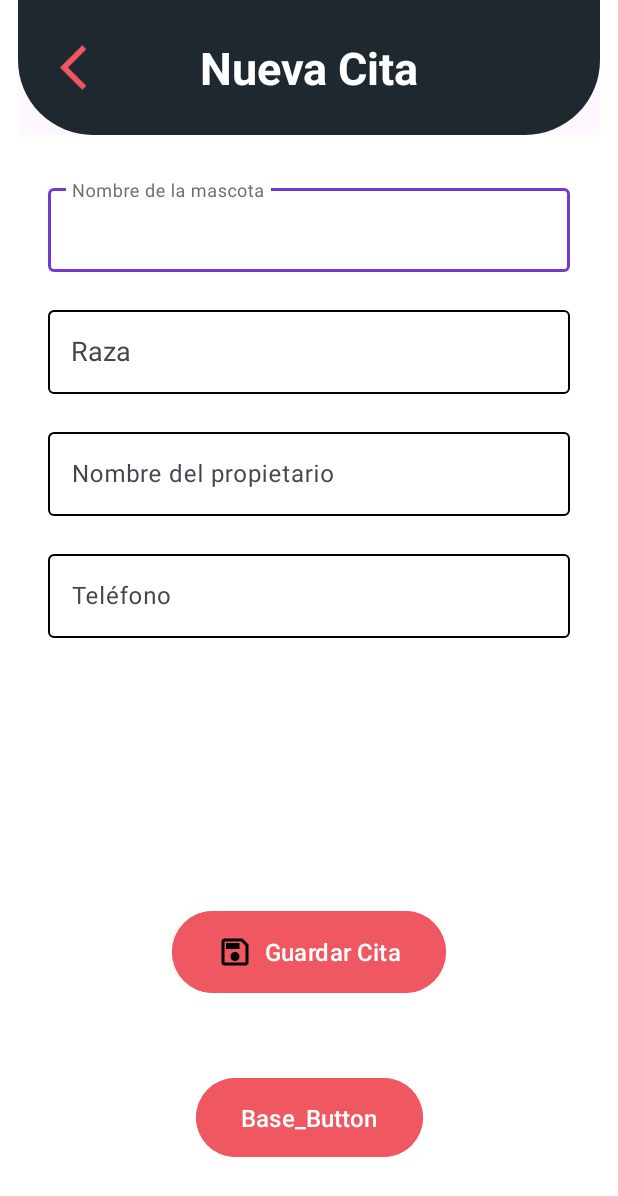
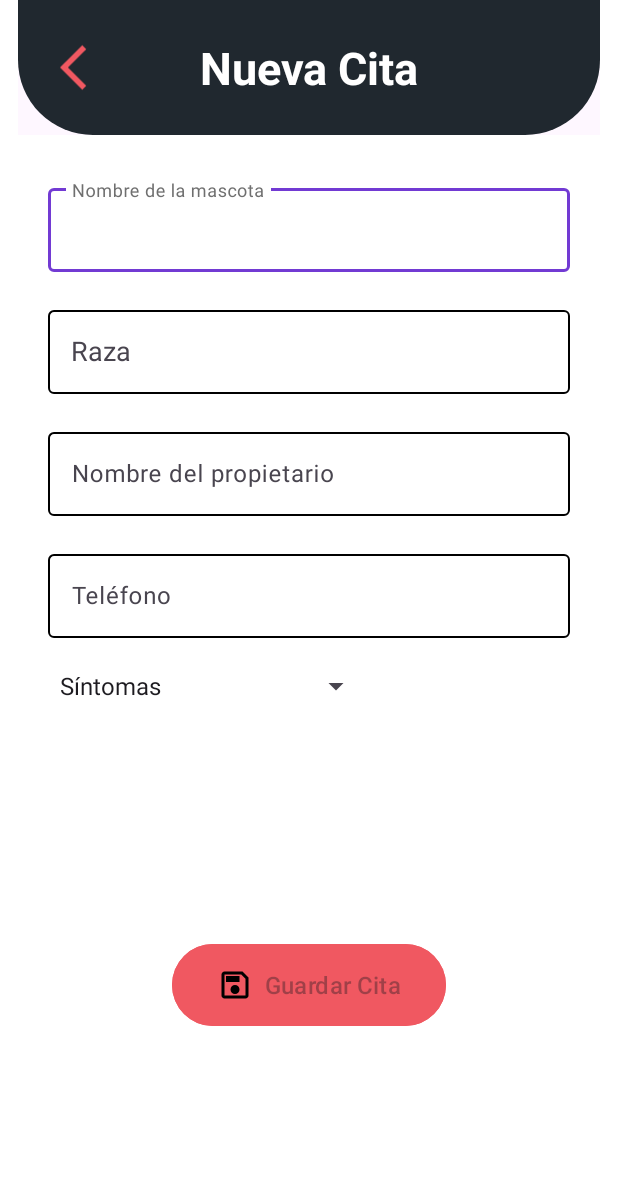
Before and after one commit to lauubetancourt/equipoDieciseis, an Android app: the screen it shows after launch (MainActivity), on a phone screen of 412 x 824 dp. Shown: the top 1196 px of the screen. Run offline under Robolectric (Android 15) with nearby library versions, the phone set to English and light mode, and no system bars; our stand-ins replace data binding.

Commit message:
add symptoms and photo columns to the db, add list of symptoms to the UI  and functions to validate data

```diff
--- a/app/src/main/java/com/example/miniproyecto_i/data/AppointmentDB.kt
+++ b/app/src/main/java/com/example/miniproyecto_i/data/AppointmentDB.kt
@@ -7,7 +7,7 @@ import androidx.room.RoomDatabase
 import com.example.miniproyecto_i.model.Appointment
 import com.example.miniproyecto_i.utils.Constants.NAME_BD
 
-@Database(entities = [Appointment::class], version = 1)
+@Database(entities = [Appointment::class], version = 2)
 abstract class AppointmentDB : RoomDatabase() {
     abstract fun appointmentDao(): AppointmentDao
 
@@ -17,7 +17,8 @@ abstract class AppointmentDB : RoomDatabase() {
                 context.applicationContext,
                 AppointmentDB::class.java,
                 NAME_BD
-            ).build()
+            ).fallbackToDestructiveMigration()
+                .build()
         }
     }
 }
--- a/app/src/main/java/com/example/miniproyecto_i/model/Appointment.kt
+++ b/app/src/main/java/com/example/miniproyecto_i/model/Appointment.kt
@@ -12,6 +12,6 @@ data class Appointment(
     val breed: String,
     val ownerName: String,
     val ownerPhone: String,
-    //val sintomas: String
-    //photo
+    val symptoms: String,
+    val photo: String
 ): Serializable
--- a/app/src/main/java/com/example/miniproyecto_i/view/fragment/AddAppointmentFragment.kt
+++ b/app/src/main/java/com/example/miniproyecto_i/view/fragment/AddAppointmentFragment.kt
@@ -1,11 +1,15 @@
 package com.example.miniproyecto_i.view.fragment
 
 import android.os.Bundle
+import android.text.Editable
+import android.text.TextWatcher
 import android.util.Log
 import androidx.fragment.app.Fragment
 import android.view.LayoutInflater
 import android.view.View
 import android.view.ViewGroup
+import android.widget.AdapterView
+import android.widget.ArrayAdapter
 import android.widget.Toast
 import androidx.fragment.app.viewModels
 import com.example.miniproyecto_i.R
@@ -26,28 +30,59 @@ class AddAppointmentFragment : Fragment() {
 
         setupToolBar()
         setupButton()
+        setupSpinner()
         controladores()
-        appointmentViewModel.getListAppointment()
 
         return binding.root
     }
 
     private fun setupToolBar() {
-        val toolBar = binding.contentToolbar.toolbar
         val toolBarTitle = binding.contentToolbar.toolbarTitle
         toolBarTitle.text = "Nueva Cita"
     }
 
+
     private fun setupButton() {
         val addButton = binding.btnSave.baseButton
         addButton.text = "Guardar Cita"
+        addButton.isEnabled = false
         addButton.setCompoundDrawablesWithIntrinsicBounds(R.drawable.ic_save, 0, 0, 0)
     }
 
+    private fun setupSpinner() {
+        val spinner = binding.formulary.spinnerSymptoms
+        val symptoms = listOf(
+            "Síntomas",
+            "Solo duerme",
+            "No come",
+            "Fractura extremidad",
+            "Tiene pulgas",
+            "Tiene garrapatas",
+            "Bota demasiado pelo"
+        )
+
+        val adapter = ArrayAdapter(
+            requireContext(),
+            android.R.layout.simple_spinner_item,
+            symptoms
+        )
+
+        adapter.setDropDownViewResource(android.R.layout.simple_spinner_dropdown_item)
+        spinner.adapter = adapter
+    }
+
+
     private fun controladores() {
+        setupFormValidation()
         val addButton = binding.btnSave.baseButton
         addButton.setOnClickListener {
-            saveAppointment()
+            val selectedSymptom = binding.formulary.spinnerSymptoms.selectedItem.toString()
+
+            if (selectedSymptom == "Síntomas") {
+                Toast.makeText(requireContext(), "Selecciona un síntoma", Toast.LENGTH_SHORT).show()
+            } else {
+                saveAppointment()
+            }
         }
     }
 
@@ -56,16 +91,64 @@ class AddAppointmentFragment : Fragment() {
         val petBreed = binding.formulary.actvBreed.text.toString()
         val ownerName = binding.formulary.etOwnerName.text.toString()
         val ownerPhone = binding.formulary.etOwnerPhone.text.toString()
+        val symptoms = binding.formulary.spinnerSymptoms.selectedItem.toString()
 
         val appointment = Appointment(
             petName = petName,
             breed = petBreed,
             ownerName = ownerName,
-            ownerPhone = ownerPhone
+            ownerPhone = ownerPhone,
+            symptoms = symptoms,
+            photo = "https:\\/\\/images.dog.ceo\\/breeds\\/poodle-standard\\/n02113799_3356.jpg\""
         )
 
         appointmentViewModel.saveAppointment(appointment)
-        Log.d("test", appointment.toString())
-        Toast.makeText(context, "Cita guardada !!", Toast.LENGTH_SHORT).show()
+        Toast.makeText(context, "Cita guardada", Toast.LENGTH_SHORT).show()
+    }
+
+    private fun setupFormValidation() {
+        val editTexts = listOf(
+            binding.formulary.etPetName,
+            binding.formulary.actvBreed,
+            binding.formulary.etOwnerName,
+            binding.formulary.etOwnerPhone
+        )
+
+        val spinner = binding.formulary.spinnerSymptoms
+
+        val watcher = object : TextWatcher {
+            override fun afterTextChanged(s: Editable?) {
+                validateForm()
+            }
+
+            override fun beforeTextChanged(s: CharSequence?, start: Int, count: Int, after: Int) {}
+            override fun onTextChanged(s: CharSequence?, start: Int, before: Int, count: Int) {}
+        }
+
+        for (et in editTexts) {
+            et.addTextChangedListener(watcher)
+        }
+
+        spinner.onItemSelectedListener = object : AdapterView.OnItemSelectedListener {
+            override fun onItemSelected(parent: AdapterView<*>?, view: View?, position: Int, id: Long) {
+                validateForm()
+            }
+
+            override fun onNothingSelected(parent: AdapterView<*>?) {}
+        }
+    }
+
+    private fun validateForm() {
+        val petName = binding.formulary.etPetName.text.toString().trim()
+        val petBreed = binding.formulary.actvBreed.text.toString().trim()
+        val ownerName = binding.formulary.etOwnerName.text.toString().trim()
+        val ownerPhone = binding.formulary.etOwnerPhone.text.toString().trim()
+
+        val allFieldsFilled = petName.isNotEmpty() &&
+                petBreed.isNotEmpty() &&
+                ownerName.isNotEmpty() &&
+                ownerPhone.isNotEmpty()
+
+       binding.btnSave.baseButton.isEnabled = allFieldsFilled
     }
 }
--- a/app/src/main/res/layout/appointment_formulary.xml
+++ b/app/src/main/res/layout/appointment_formulary.xml
@@ -102,5 +102,14 @@
                 android:maxLength="10" />
         </com.google.android.material.textfield.TextInputLayout>
 
+        <Spinner
+            android:id="@+id/spinnerSymptoms"
+            android:layout_width="wrap_content"
+            android:layout_height="wrap_content"
+            android:layout_marginTop="20dp"
+            app:layout_constraintTop_toBottomOf="@+id/textInputLayoutOwnerPhone"
+            app:layout_constraintStart_toStartOf="parent"
+            />
+
     </androidx.constraintlayout.widget.ConstraintLayout>
 </layout>
--- a/app/src/main/res/layout/fragment_add_appointment.xml
+++ b/app/src/main/res/layout/fragment_add_appointment.xml
@@ -36,19 +36,6 @@
             app:layout_constraintBottom_toBottomOf="parent"
             />
 
-        <include
-            android:id="@+id/btnUpdate"
-            layout="@layout/base_button"
-            android:layout_width="match_parent"
-            android:layout_height="wrap_content"
-            android:enabled="true"
-
-            app:layout_constraintStart_toStartOf="parent"
-            app:layout_constraintEnd_toEndOf="parent"
-            app:layout_constraintTop_toBottomOf="@id/btnSave"
-            app:layout_constraintBottom_toBottomOf="parent"
-            />
-
     </androidx.constraintlayout.widget.ConstraintLayout>
 
 </layout>
```
